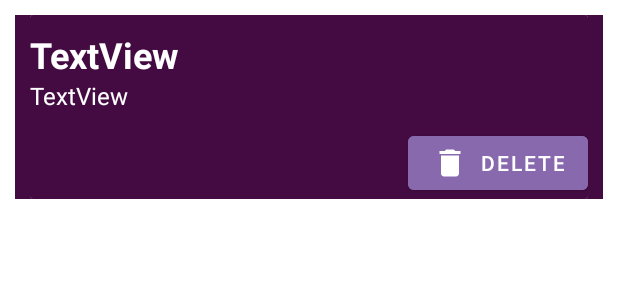
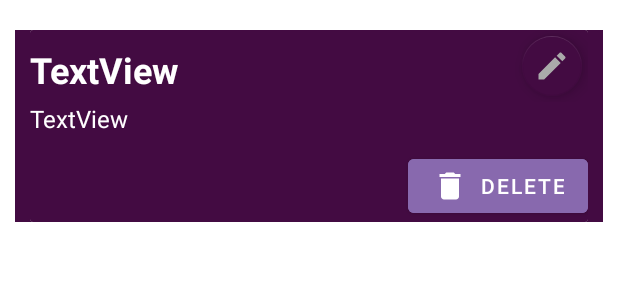
Before and after one commit to ade3l/To-do-app, an Android app: the layout row.xml on its own in the app's theme, with its tools: preview values and no code run, on a phone screen of 412 x 824 dp. Shown: the top 300 px of the screen. Run offline under Robolectric (Android 15) with nearby library versions, the phone set to English and light mode, and no system bars.

Commit message:
Added edit button and its backend App is fully working now. Only improvements to be made are left

```diff
--- /dev/null
+++ b/app/src/main/res/drawable/edit.xml
@@ -0,0 +1,10 @@
+<vector xmlns:android="http://schemas.android.com/apk/res/android"
+    android:width="24dp"
+    android:height="24dp"
+    android:viewportWidth="24"
+    android:viewportHeight="24"
+    android:tint="?attr/colorControlNormal">
+  <path
+      android:fillColor="@android:color/white"
+      android:pathData="M3,17.25V21h3.75L17.81,9.94l-3.75,-3.75L3,17.25zM20.71,7.04c0.39,-0.39 0.39,-1.02 0,-1.41l-2.34,-2.34c-0.39,-0.39 -1.02,-0.39 -1.41,0l-1.83,1.83 3.75,3.75 1.83,-1.83z"/>
+</vector>
--- a/app/src/main/res/layout/activity_scrolling.xml
+++ b/app/src/main/res/layout/activity_scrolling.xml
@@ -48,6 +48,6 @@
         android:layout_margin="@dimen/fab_margin"
         app:layout_anchor="@id/app_bar"
         app:layout_anchorGravity="bottom|end"
-        app:srcCompat="@android:drawable/ic_dialog_email" />
+        app:srcCompat="@android:drawable/ic_input_add" />
 
 </androidx.coordinatorlayout.widget.CoordinatorLayout>
--- a/app/src/main/res/layout/row.xml
+++ b/app/src/main/res/layout/row.xml
@@ -6,9 +6,9 @@
     android:layout_width="match_parent"
     android:layout_height="wrap_content"
     android:layout_marginLeft="10dp"
-    android:layout_marginTop="10dp"
+    android:layout_marginTop="20dp"
     android:layout_marginRight="10dp"
-    android:layout_marginBottom="5dp"
+    android:layout_marginBottom="0dp"
     android:background="@color/purple_500"
     android:paddingLeft="10dp"
     android:paddingRight="10dp">
@@ -23,19 +23,39 @@
 
         <LinearLayout
             android:layout_width="match_parent"
-            android:layout_height="match_parent"
+            android:layout_height="wrap_content"
             android:background="@color/purple_500"
             android:orientation="vertical">
 
-            <TextView
-                android:id="@+id/title_text"
+            <LinearLayout
                 android:layout_width="match_parent"
                 android:layout_height="wrap_content"
-                android:layout_marginTop="10dp"
-                android:text="TextView"
-                android:textColor="@color/white"
-                android:textSize="24sp"
-                android:textStyle="bold" />
+                android:orientation="horizontal">
+
+                <TextView
+                    android:id="@+id/title_text"
+                    android:layout_width="0dp"
+                    android:layout_weight="1"
+                    android:layout_height="wrap_content"
+                    android:layout_marginTop="10dp"
+                    android:text="TextView"
+                    android:textColor="@color/white"
+                    android:textSize="24sp"
+                    android:textStyle="bold"/>
+
+                <com.google.android.material.floatingactionbutton.FloatingActionButton
+                    android:id="@+id/edit"
+                    android:layout_width="wrap_content"
+                    android:layout_height="wrap_content"
+                    app:tint="@android:color/darker_gray"
+                    android:clickable="true"
+                    app:backgroundTint="@color/purple_700"
+                    app:fabSize="mini"
+                    app:srcCompat="@drawable/edit"
+                    app:rippleColor="@color/white"
+                    />
+
+            </LinearLayout>
 
             <TextView
                 android:id="@+id/desc_text"
```
Also changed, not shown: app/src/main/java/com/example/todoapp/ScrollingActivity.java (+6 -3 lines), app/src/main/java/com/example/todoapp/adapter.java (+55 -3 lines), 2 other files.
